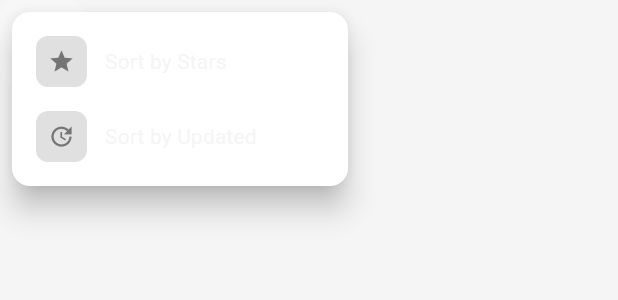
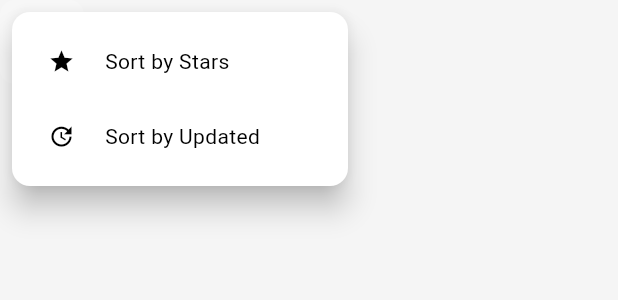
Before and after one commit to jahid0002/flutter_github_explorer, a Flutter app: the SortButton widget shown alone on an empty page, opened directly with empty values, after a tap on the "sort" icon, on a phone screen of 412 x 824 dp. Shown: the top 300 px of the screen. Run offline on Flutter 3.47's test engine with Material 3 defaults, Android fonts, the phone set to English and light mode, and no system bars; our stand-ins replace cached_network_image, connectivity_plus, dartz, equatable, flutter_bloc, get_it and 2 more; accounts and stored records are empty; network calls fail.

Commit message:
completed all color adjustment

```diff
--- a/lib/features/github_repository/presentation/widgets/sort_button.dart
+++ b/lib/features/github_repository/presentation/widgets/sort_button.dart
@@ -1,5 +1,3 @@
-// // ignore_for_file: deprecated_member_use
-
 // ignore_for_file: deprecated_member_use
 
 import 'package:flutter/material.dart';
@@ -18,28 +16,31 @@ class SortButton extends StatelessWidget {
 
   @override
   Widget build(BuildContext context) {
-    Theme.of(context);
+    final theme = Theme.of(context);
+    final colorScheme = theme.colorScheme;
 
     return Container(
       margin: const EdgeInsets.only(right: 8),
       decoration: BoxDecoration(
-        color: Colors.white.withOpacity(0.2),
+        color: AppColors.surfaceLight
+            .withAlpha(50), //colorScheme.onPrimary.withOpacity(0.15),
         borderRadius: BorderRadius.circular(10),
       ),
       child: Material(
         color: Colors.transparent,
         child: PopupMenuButton<String>(
-          icon: Container(
-            padding: const EdgeInsets.all(8),
-            child: const Icon(
+          icon: const Padding(
+            padding: EdgeInsets.all(8),
+            child: Icon(
               Icons.sort,
-              color: Colors.white,
+              color: AppColors.surfaceLight,
             ),
           ),
           shape: RoundedRectangleBorder(
             borderRadius: BorderRadius.circular(12),
           ),
           elevation: 8,
+          color: colorScheme.surface,
           onSelected: onSortChanged,
           itemBuilder: (context) => [
             _buildMenuItem(
@@ -72,7 +73,8 @@ class SortButton extends StatelessWidget {
     required bool isSelected,
     required Color color,
   }) {
-    Theme.of(context);
+    final theme = Theme.of(context);
+    final colorScheme = theme.colorScheme;
 
     return PopupMenuItem(
       value: value,
@@ -82,8 +84,8 @@ class SortButton extends StatelessWidget {
           gradient: isSelected
               ? LinearGradient(
                   colors: [
-                    color.withOpacity(0.1),
-                    color.withOpacity(0.05),
+                    color.withOpacity(0.18),
+                    color.withOpacity(0.08),
                   ],
                 )
               : null,
@@ -94,22 +96,22 @@ class SortButton extends StatelessWidget {
             Container(
               padding: const EdgeInsets.all(8),
               decoration: BoxDecoration(
-                color: isSelected ? color : Colors.grey.shade300,
+                color: isSelected ? color : colorScheme.surfaceVariant,
                 borderRadius: BorderRadius.circular(8),
               ),
               child: Icon(
                 icon,
                 size: 18,
-                color: isSelected ? Colors.white : Colors.grey.shade600,
+                color: isSelected ? Colors.white : colorScheme.onSurfaceVariant,
               ),
             ),
             const SizedBox(width: 12),
             Expanded(
               child: Text(
                 label,
-                style: TextStyle(
+                style: theme.textTheme.bodyMedium?.copyWith(
                   fontWeight: isSelected ? FontWeight.bold : FontWeight.normal,
-                  color: isSelected ? color : AppColors.backgroundLight,
+                  color: isSelected ? color : colorScheme.onSurface,
                 ),
               ),
             ),
@@ -132,3 +134,138 @@ class SortButton extends StatelessWidget {
     );
   }
 }
+
+// // // ignore_for_file: deprecated_member_use
+
+// // ignore_for_file: deprecated_member_use
+
+// import 'package:flutter/material.dart';
+// import 'package:flutter_github_explorer/core/theme/app_colors.dart';
+// import 'package:flutter_github_explorer/core/utils/constants.dart';
+
+// class SortButton extends StatelessWidget {
+//   final String currentSort;
+//   final Function(String) onSortChanged;
+
+//   const SortButton({
+//     super.key,
+//     required this.currentSort,
+//     required this.onSortChanged,
+//   });
+
+//   @override
+//   Widget build(BuildContext context) {
+//     Theme.of(context);
+
+//     return Container(
+//       margin: const EdgeInsets.only(right: 8),
+//       decoration: BoxDecoration(
+//         color: Colors.white.withOpacity(0.2),
+//         borderRadius: BorderRadius.circular(10),
+//       ),
+//       child: Material(
+//         color: Colors.transparent,
+//         child: PopupMenuButton<String>(
+//           icon: Container(
+//             padding: const EdgeInsets.all(8),
+//             child: const Icon(
+//               Icons.sort,
+//               color: Colors.white,
+//             ),
+//           ),
+//           shape: RoundedRectangleBorder(
+//             borderRadius: BorderRadius.circular(12),
+//           ),
+//           elevation: 8,
+//           onSelected: onSortChanged,
+//           itemBuilder: (context) => [
+//             _buildMenuItem(
+//               context,
+//               value: Constants.sortByStars,
+//               icon: Icons.star,
+//               label: 'Sort by Stars',
+//               isSelected: currentSort == Constants.sortByStars,
+//               color: Colors.amber,
+//             ),
+//             _buildMenuItem(
+//               context,
+//               value: Constants.sortByUpdated,
+//               icon: Icons.update,
+//               label: 'Sort by Updated',
+//               isSelected: currentSort == Constants.sortByUpdated,
+//               color: Colors.blue,
+//             ),
+//           ],
+//         ),
+//       ),
+//     );
+//   }
+
+//   PopupMenuItem<String> _buildMenuItem(
+//     BuildContext context, {
+//     required String value,
+//     required IconData icon,
+//     required String label,
+//     required bool isSelected,
+//     required Color color,
+//   }) {
+//     Theme.of(context);
+
+//     return PopupMenuItem(
+//       value: value,
+//       child: Container(
+//         padding: const EdgeInsets.symmetric(vertical: 8, horizontal: 4),
+//         decoration: BoxDecoration(
+//           gradient: isSelected
+//               ? LinearGradient(
+//                   colors: [
+//                     color.withOpacity(0.1),
+//                     color.withOpacity(0.05),
+//                   ],
+//                 )
+//               : null,
+//           borderRadius: BorderRadius.circular(8),
+//         ),
+//         child: Row(
+//           children: [
+//             Container(
+//               padding: const EdgeInsets.all(8),
+//               decoration: BoxDecoration(
+//                 color: isSelected ? color : Colors.grey.shade300,
+//                 borderRadius: BorderRadius.circular(8),
+//               ),
+//               child: Icon(
+//                 icon,
+//                 size: 18,
+//                 color: isSelected ? Colors.white : Colors.grey.shade600,
+//               ),
+//             ),
+//             const SizedBox(width: 12),
+//             Expanded(
+//               child: Text(
+//                 label,
+//                 style: TextStyle(
+//                   fontWeight: isSelected ? FontWeight.bold : FontWeight.normal,
+//                   color: isSelected ? color : AppColors.backgroundLight,
+//                 ),
+//               ),
+//             ),
+//             if (isSelected)
+//               Container(
+//                 padding: const EdgeInsets.all(4),
+//                 decoration: BoxDecoration(
+//                   color: color,
+//                   shape: BoxShape.circle,
+//                 ),
+//                 child: const Icon(
+//                   Icons.check,
+//                   size: 14,
+//                   color: Colors.white,
+//                 ),
+//               ),
+//           ],
+//         ),
+//       ),
+//     );
+//   }
+// }
```
